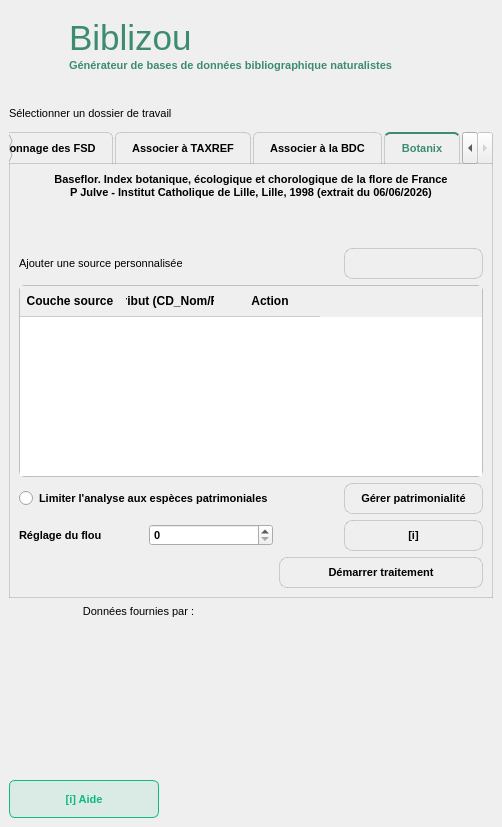
First picture: the form in biblizou_dockwidget_base.ui, repository Ki-Mor/biblizou, before the edit.
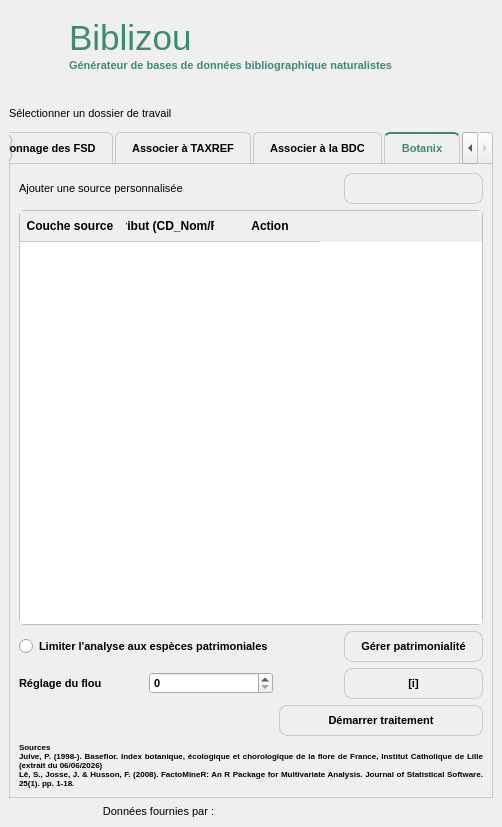
Second picture: the form after the edit. Icons and pictures are not drawn. Custom widgets are drawn as their Qt base class.

Commit message: plusieurs edit de l'ui pour aérer et donner de l'espace au tableau sur les écrans de 14"

Diff of the .ui file:
```diff
--- a/biblizou_dockwidget_base.ui
+++ b/biblizou_dockwidget_base.ui
@@ -493,33 +493,7 @@
       </item>
      </layout>
     </item>
-    <item row="7" column="0">
-     <widget class="QPushButton" name="btnInfo">
-      <property name="minimumSize">
-       <size>
-        <width>10</width>
-        <height>38</height>
-       </size>
-      </property>
-      <property name="maximumSize">
-       <size>
-        <width>150</width>
-        <height>40</height>
-       </size>
-      </property>
-      <property name="font">
-       <font>
-        <pointsize>8</pointsize>
-        <weight>75</weight>
-        <bold>true</bold>
-       </font>
-      </property>
-      <property name="text">
-       <string>[i] Aide</string>
-      </property>
-     </widget>
-    </item>
-    <item row="4" column="0">
+    <item row="5" column="0">
      <layout class="QHBoxLayout" name="horizontalLayout">
       <item>
        <widget class="QLabel" name="labelDonneesFourniesPar">
@@ -549,8 +523,8 @@
        <widget class="QLabel" name="labelInpn">
         <property name="maximumSize">
          <size>
-          <width>177</width>
-          <height>118</height>
+          <width>117</width>
+          <height>78</height>
          </size>
         </property>
         <property name="text">
@@ -569,22 +543,6 @@
       </item>
      </layout>
     </item>
-    <item row="6" column="0">
-     <spacer name="verticalSpacer_2">
-      <property name="orientation">
-       <enum>Qt::Vertical</enum>
-      </property>
-      <property name="sizeType">
-       <enum>QSizePolicy::Expanding</enum>
-      </property>
-      <property name="sizeHint" stdset="0">
-       <size>
-        <width>37</width>
-        <height>50</height>
-       </size>
-      </property>
-     </spacer>
-    </item>
     <item row="1" column="0">
      <widget class="QLabel" name="labelDirectory">
       <property name="font">
@@ -1256,21 +1214,41 @@
         <string>Botanix</string>
        </attribute>
        <layout class="QGridLayout" name="gridLayout_4">
-        <item row="4" column="3">
+        <item row="3" column="3">
          <widget class="QPushButton" name="pBPatriBotanix">
           <property name="text">
            <string>Gérer patrimonialité</string>
           </property>
          </widget>
         </item>
-        <item row="4" column="0" colspan="2">
+        <item row="3" column="0" colspan="2">
          <widget class="QRadioButton" name="rBPatriBotanix">
           <property name="text">
            <string>Limiter l'analyse aux espèces patrimoniales</string>
           </property>
          </widget>
         </item>
-        <item row="2" column="3">
+        <item row="6" column="0" colspan="4">
+         <widget class="QLabel" name="labelJulve">
+          <property name="font">
+           <font>
+            <pointsize>6</pointsize>
+           </font>
+          </property>
+          <property name="text">
+           <string>Sources 
+Julve, P. (1998-). Baseflor. Index botanique, écologique et chorologique de la flore de France, Institut Catholique de Lille (extrait du 06/06/2026) 
+Lê, S., Josse, J. &amp; Husson, F. (2008). FactoMineR: An R Package for Multivariate Analysis. Journal of Statistical Software. 25(1). pp. 1-18. </string>
+          </property>
+          <property name="alignment">
+           <set>Qt::AlignJustify|Qt::AlignVCenter</set>
+          </property>
+          <property name="wordWrap">
+           <bool>true</bool>
+          </property>
+         </widget>
+        </item>
+        <item row="1" column="3">
          <widget class="QPushButton" name="btnAddLayerRowBotanix">
           <property name="font">
            <font>
@@ -1291,21 +1269,21 @@
           </property>
          </widget>
         </item>
-        <item row="5" column="0">
+        <item row="4" column="0">
          <widget class="QLabel" name="labelFuzzyBotanix">
           <property name="text">
            <string>Réglage du flou</string>
           </property>
          </widget>
         </item>
-        <item row="5" column="3">
+        <item row="4" column="3">
          <widget class="QPushButton" name="pBInfoFuzzyBotanix">
           <property name="text">
            <string>[i]</string>
           </property>
          </widget>
         </item>
-        <item row="6" column="2" colspan="2">
+        <item row="5" column="2" colspan="2">
          <widget class="QPushButton" name="btnRunBotanix">
           <property name="palette">
            <palette>
@@ -1587,7 +1565,7 @@
           </property>
          </widget>
         </item>
-        <item row="3" column="0" colspan="4">
+        <item row="2" column="0" colspan="4">
          <widget class="QTableWidget" name="tableBotanix">
           <property name="autoFillBackground">
            <bool>false</bool>
@@ -1633,10 +1611,10 @@
           </column>
          </widget>
         </item>
-        <item row="5" column="1">
+        <item row="4" column="1">
          <widget class="QSpinBox" name="spinBoxFuzzyBotanix"/>
         </item>
-        <item row="2" column="0" colspan="2">
+        <item row="1" column="0" colspan="2">
          <widget class="QLabel" name="labelAddDataBotanix">
           <property name="font">
            <font>
@@ -1653,33 +1631,6 @@
           </property>
          </widget>
         </item>
-        <item row="0" column="0" colspan="4">
-         <widget class="QLabel" name="labelJulve">
-          <property name="text">
-           <string>Baseflor. Index botanique, écologique et chorologique de la flore de France
-P Julve - Institut Catholique de Lille, Lille, 1998 (extrait du 06/06/2026)</string>
-          </property>
-          <property name="alignment">
-           <set>Qt::AlignCenter</set>
-          </property>
-          <property name="wordWrap">
-           <bool>true</bool>
-          </property>
-         </widget>
-        </item>
-        <item row="1" column="0" colspan="4">
-         <spacer name="verticalSpacer_5">
-          <property name="orientation">
-           <enum>Qt::Vertical</enum>
-          </property>
-          <property name="sizeHint" stdset="0">
-           <size>
-            <width>20</width>
-            <height>40</height>
-           </size>
-          </property>
-         </spacer>
-        </item>
        </layout>
       </widget>
      </widget>
```
